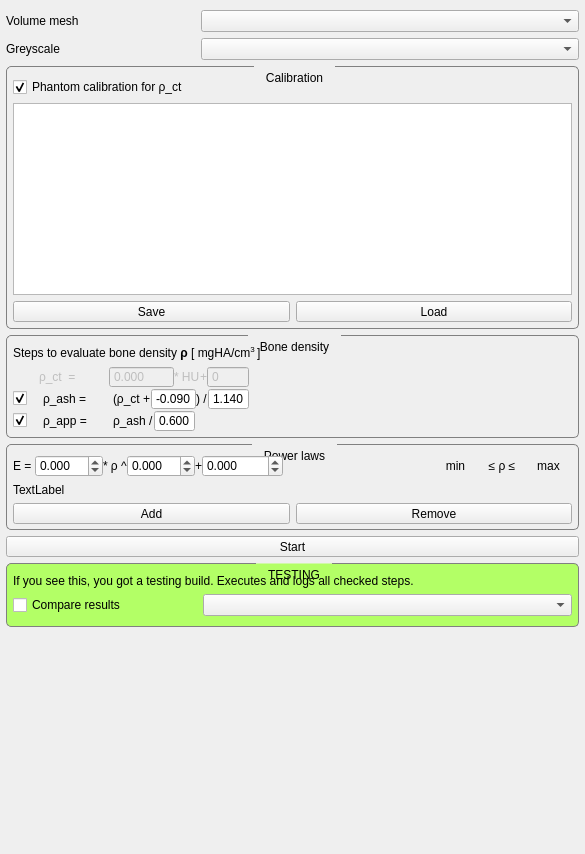
Qt form src/internal/MaterialMappingViewControls.ui (araex/mitk-gem) before a commit.
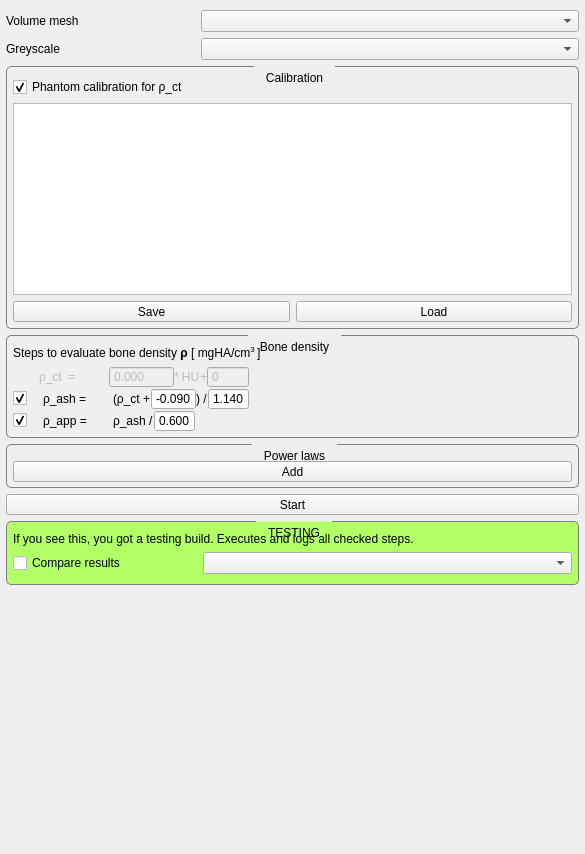
The same form after that commit. Custom widgets are drawn as their Qt base class.

Commit message: setup connections for power law ranges

The edit to the form file:
```diff
--- a/src/internal/MaterialMappingViewControls.ui
+++ b/src/internal/MaterialMappingViewControls.ui
@@ -720,162 +720,6 @@
         <property name="bottomMargin">
          <number>5</number>
         </property>
-        <item>
-         <widget class="QWidget" name="powerLawWidget_0" native="true">
-          <property name="styleSheet">
-           <string notr="true">QLabel {
-	font: small &quot;Courier New&quot;;
-}
-
-QDoubleSpinBox {
-	font: small &quot;Courier New&quot;;
-}</string>
-          </property>
-          <layout class="QHBoxLayout" name="horizontalLayout_3" stretch="3,1">
-           <property name="spacing">
-            <number>0</number>
-           </property>
-           <property name="margin">
-            <number>0</number>
-           </property>
-           <item>
-            <layout class="QHBoxLayout" name="horizontalLayout_13">
-             <property name="spacing">
-              <number>0</number>
-             </property>
-             <property name="leftMargin">
-              <number>0</number>
-             </property>
-             <item>
-              <widget class="QLabel" name="label_18">
-               <property name="text">
-                <string>E = </string>
-               </property>
-              </widget>
-             </item>
-             <item>
-              <widget class="QDoubleSpinBox" name="linEQSlopeSpinBox_2">
-               <property name="decimals">
-                <number>3</number>
-               </property>
-               <property name="minimum">
-                <double>-99.000000000000000</double>
-               </property>
-               <property name="maximum">
-                <double>99.000000000000000</double>
-               </property>
-               <property name="singleStep">
-                <double>0.010000000000000</double>
-               </property>
-              </widget>
-             </item>
-             <item>
-              <widget class="QLabel" name="label_19">
-               <property name="text">
-                <string>* ρ ^</string>
-               </property>
-              </widget>
-             </item>
-             <item>
-              <widget class="QDoubleSpinBox" name="linEQSlopeSpinBox_3">
-               <property name="decimals">
-                <number>3</number>
-               </property>
-               <property name="minimum">
-                <double>-99.000000000000000</double>
-               </property>
-               <property name="maximum">
-                <double>99.000000000000000</double>
-               </property>
-               <property name="singleStep">
-                <double>0.010000000000000</double>
-               </property>
-              </widget>
-             </item>
-             <item>
-              <widget class="QLabel" name="label_20">
-               <property name="text">
-                <string>+</string>
-               </property>
-              </widget>
-             </item>
-             <item>
-              <widget class="QDoubleSpinBox" name="linEQSlopeSpinBox_4">
-               <property name="decimals">
-                <number>3</number>
-               </property>
-               <property name="minimum">
-                <double>-9999.000000000000000</double>
-               </property>
-               <property name="maximum">
-                <double>9999.000000000000000</double>
-               </property>
-               <property name="singleStep">
-                <double>0.010000000000000</double>
-               </property>
-              </widget>
-             </item>
-             <item>
-              <spacer name="horizontalSpacer_5">
-               <property name="orientation">
-                <enum>Qt::Horizontal</enum>
-               </property>
-               <property name="sizeHint" stdset="0">
-                <size>
-                 <width>40</width>
-                 <height>20</height>
-                </size>
-               </property>
-              </spacer>
-             </item>
-            </layout>
-           </item>
-           <item>
-            <layout class="QHBoxLayout" name="horizontalLayout_11">
-             <property name="spacing">
-              <number>0</number>
-             </property>
-             <property name="leftMargin">
-              <number>0</number>
-             </property>
-             <property name="topMargin">
-              <number>0</number>
-             </property>
-             <item>
-              <widget class="QLabel" name="label_16">
-               <property name="text">
-                <string>min</string>
-               </property>
-               <property name="alignment">
-                <set>Qt::AlignCenter</set>
-               </property>
-              </widget>
-             </item>
-             <item>
-              <widget class="QLabel" name="label_15">
-               <property name="text">
-                <string>≤ ρ ≤</string>
-               </property>
-               <property name="alignment">
-                <set>Qt::AlignCenter</set>
-               </property>
-              </widget>
-             </item>
-             <item>
-              <widget class="QLabel" name="label_17">
-               <property name="text">
-                <string>max</string>
-               </property>
-               <property name="alignment">
-                <set>Qt::AlignCenter</set>
-               </property>
-              </widget>
-             </item>
-            </layout>
-           </item>
-          </layout>
-         </widget>
-        </item>
         <item>
          <widget class="QWidget" name="powerLawWidgets" native="true">
           <property name="styleSheet">
@@ -899,13 +743,6 @@
            <property name="margin">
             <number>0</number>
            </property>
-           <item>
-            <widget class="QLabel" name="label_21">
-             <property name="text">
-              <string>TextLabel</string>
-             </property>
-            </widget>
-           </item>
           </layout>
          </widget>
         </item>
@@ -927,19 +764,6 @@
             </property>
            </widget>
           </item>
-          <item>
-           <widget class="QToolButton" name="toolButton_2">
-            <property name="sizePolicy">
-             <sizepolicy hsizetype="MinimumExpanding" vsizetype="Fixed">
-              <horstretch>0</horstretch>
-              <verstretch>0</verstretch>
-             </sizepolicy>
-            </property>
-            <property name="text">
-             <string>Remove</string>
-            </property>
-           </widget>
-          </item>
          </layout>
         </item>
        </layout>
```
Left out of the diff: 2 changed lines with no effect on the pictures. The commit also changes 7 other files.
